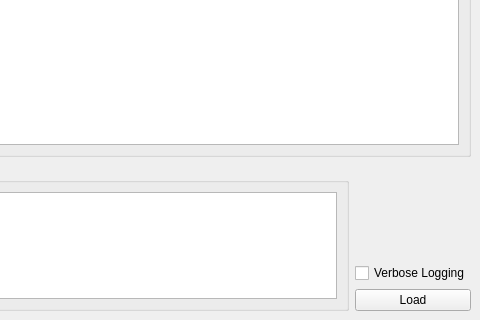
The window that q-visualizer/mainwindow.ui (alex-lt-kong/ir-sensor-daemon) describes before a commit, drawn with Qt 5; both pictures show x 449 to 929 and y 368 to 688 of the 929 by 688 pixel window.
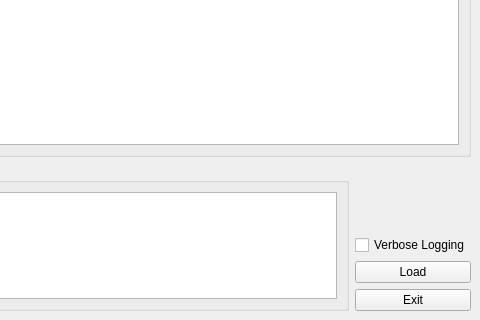
The same window after the commit. Icons and pictures are not drawn. Custom widgets are drawn as their Qt base class.

Diff of the .ui file:
```diff
--- a/q-visualizer/mainwindow.ui
+++ b/q-visualizer/mainwindow.ui
@@ -80,6 +80,13 @@
             </property>
            </widget>
           </item>
+          <item>
+           <widget class="QPushButton" name="pushButtonExit">
+            <property name="text">
+             <string>Exit</string>
+            </property>
+           </widget>
+          </item>
          </layout>
         </item>
        </layout>
```
Left out of the diff: 8 changed lines with no effect on the pictures.
